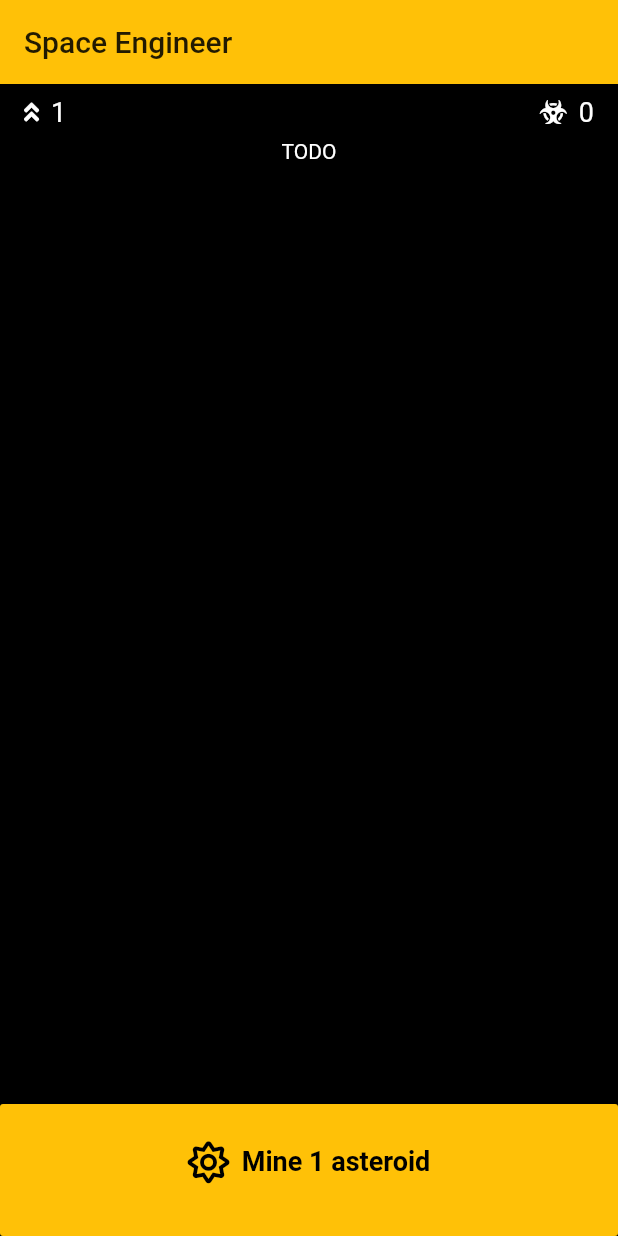
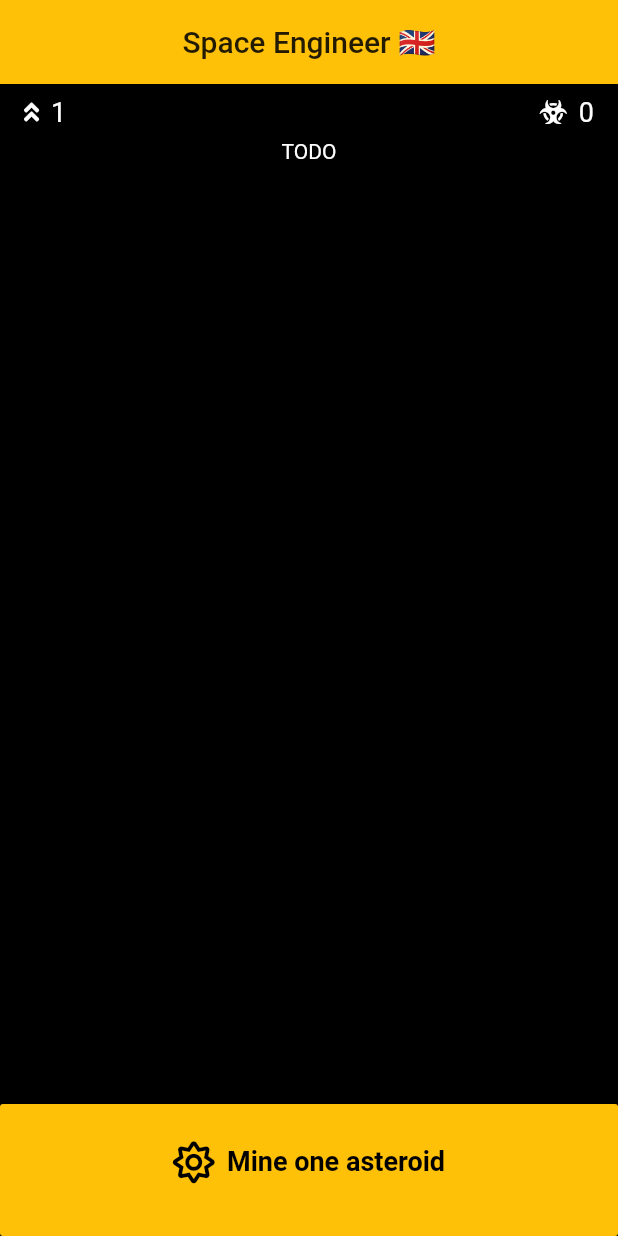
Before and after one commit to ariejan/space_engineer, a Flutter app: the screen it shows after launch, on a phone screen of 412 x 824 dp. Run offline on Flutter 3.47's test engine with Material 2 defaults, Android fonts, the phone set to English and light mode, and no system bars; our stand-ins replace flutter_redux, font_awesome_flutter, redux, sprintf; missing offline and left inert: redux_logging.

Commit message:
Add hard-coded i18n

```diff
--- /dev/null
+++ b/lib/i18n/i18n.dart
@@ -0,0 +1,78 @@
+import 'dart:ui';
+
+import 'package:flutter/cupertino.dart';
+import 'package:flutter/foundation.dart';
+import 'package:sprintf/sprintf.dart';
+
+class I18n {
+
+  // Currently used locale
+  final Locale locale;
+
+  I18n(this.locale);
+
+  static I18n of(BuildContext context) {
+    return Localizations.of<I18n>(context, I18n);
+  }
+
+  static Map<String, Map<String, String>> _localizedValues = {
+    'en': {
+      'app.title': 'Space Engineer 🇬🇧',
+      'home.btn_mine.zero': 'Nothing to mine...',
+      'home.btn_mine.one': 'Mine one asteroid',
+      'home.btn_mine.many': 'Mine %d asteroids',
+    },
+    'nl': {
+      'app.title': 'Space Engineer 🇳🇱',
+      'home.btn_mine.zero': 'Geen asteroides...',
+      'home.btn_mine.one': 'Eén asteroide afgraven',
+      'home.btn_mine.many': '%d asteroides afgraven',
+    }
+  };
+
+  // Translates a key to a localized value
+  //   I18n.of(context).t('app.title') => "My App"
+  String t(String key) {
+    return _localizedValues[locale.languageCode][key];
+  }
+
+  // Translates a key with a pluralized translation.
+  //   I18n.of(context).t('app.nr_of_users', 0) => "No User"
+  //   I18n.of(context).t('app.nr_of_users', 1) => "1 User"
+  //   I18n.of(context).t('app.nr_of_users', 42) => "42 Users"
+  String pluralize(String key, int number) {
+    switch(number) {
+      case 0: {
+        return t(key + ".zero");
+      }
+      break;
+
+      case 1: {
+        return t(key + ".one");
+      }
+      break;
+
+      default: {
+        return sprintf(t(key + ".many"), [number]);
+      }
+      break;
+    }
+  }
+
+  static const LocalizationsDelegate<I18n> delegate = _I18nDelegate();
+}
+
+class _I18nDelegate extends LocalizationsDelegate<I18n> {
+  const _I18nDelegate();
+
+  @override
+  bool isSupported(Locale locale) => ['en', 'nl'].contains(locale.languageCode);
+
+  @override
+  Future<I18n> load(Locale locale) {
+    return SynchronousFuture<I18n>(I18n(locale));
+  }
+
+  @override
+  bool shouldReload(_I18nDelegate old) => false;
+}
--- a/lib/main.dart
+++ b/lib/main.dart
@@ -1,11 +1,11 @@
 import 'package:flutter/material.dart';
 import 'package:flutter_localizations/flutter_localizations.dart';
 import 'package:flutter_redux/flutter_redux.dart';
-import 'package:i18n_extension/i18n_widget.dart';
 import 'package:redux/redux.dart';
 import 'package:space_engineer/redux/app/app_state.dart';
 import 'package:space_engineer/redux/store.dart';
 
+import 'i18n/i18n.dart';
 import 'ui/home/home.dart';
 
 void main() async {
@@ -38,8 +38,9 @@ class _AppWidget extends State<AppWidget> {
       child: MaterialApp(
         title: 'Space Engineer',
         theme: _theme(),
-        home: I18n(child: Home()),
+        home: Home(),
         localizationsDelegates: [
+          I18n.delegate,
           GlobalMaterialLocalizations.delegate,
           GlobalWidgetsLocalizations.delegate,
           GlobalCupertinoLocalizations.delegate,
--- a/lib/ui/home/home.dart
+++ b/lib/ui/home/home.dart
@@ -1,8 +1,7 @@
 import 'package:flutter/material.dart';
 import 'package:flutter_redux/flutter_redux.dart';
 import 'package:font_awesome_flutter/font_awesome_flutter.dart';
-import 'package:i18n_extension/i18n_widget.dart';
-import 'home.i18n.dart';
+import 'package:space_engineer/i18n/i18n.dart';
 import '../../redux/app/app_state.dart';
 import 'home_viewmodel.dart';
 
@@ -37,7 +36,7 @@ class _HomeState extends State<Home> {
                     padding: const EdgeInsets.only(right: 8.0),
                   ),
                   Text(
-                    "Mine %d asteroid".plural(numberOfAsteroids),
+                    I18n.of(context).pluralize("home.btn_mine", numberOfAsteroids),
                     style: TextStyle(
                       fontWeight: FontWeight.bold,
                       fontSize: 18.0,
@@ -55,7 +54,9 @@ class _HomeState extends State<Home> {
   Widget build(BuildContext context) {
     return Scaffold(
       appBar: AppBar(
-        title: Text("Space Engineer".i18n),
+        title: Center(
+          child: Text(I18n.of(context).t('app.title')),
+        ),
       ),
       body: LayoutBuilder(builder: (context, constraints) =>
         Container(
--- a/pubspec.yaml
+++ b/pubspec.yaml
@@ -28,7 +28,7 @@ dependencies:
   font_awesome_flutter: ^8.8.1
   flutter_redux: ^0.6.0
   redux_logging: ^0.4.0
-  i18n_extension: ^1.3.4
+  sprintf: "^4.0.0"
 
 dev_dependencies:
   flutter_test:
```
Also changed, not shown: lib/ui/home/home.i18n.dart (deleted, +0 -29 lines), pubspec.lock.
